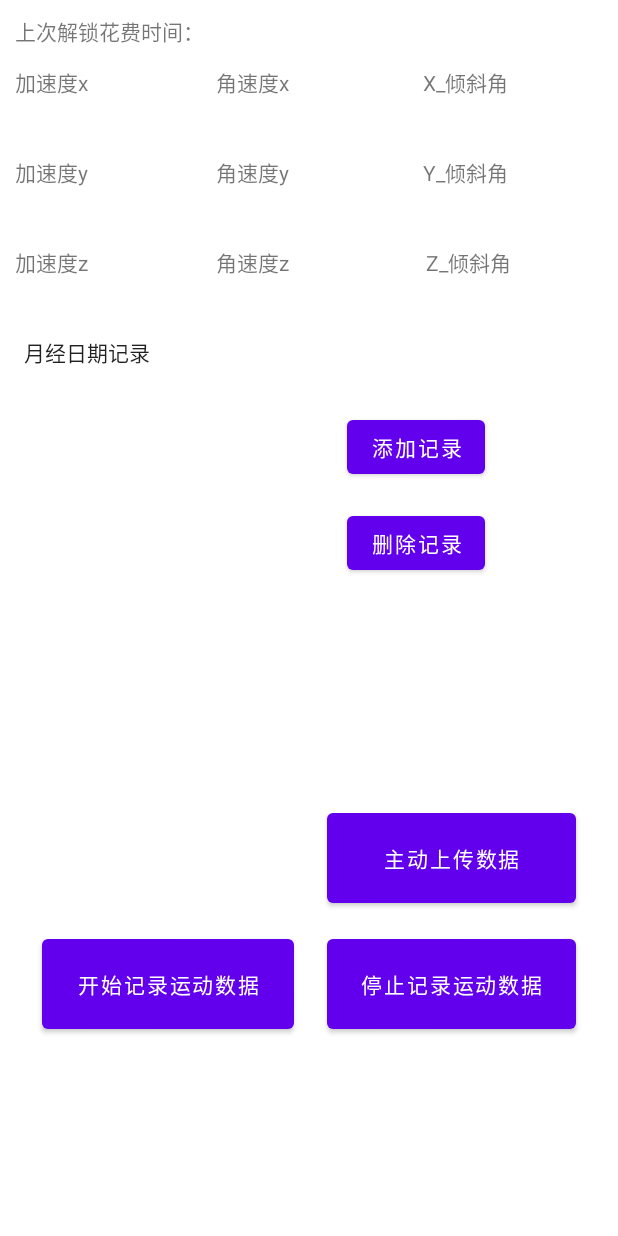
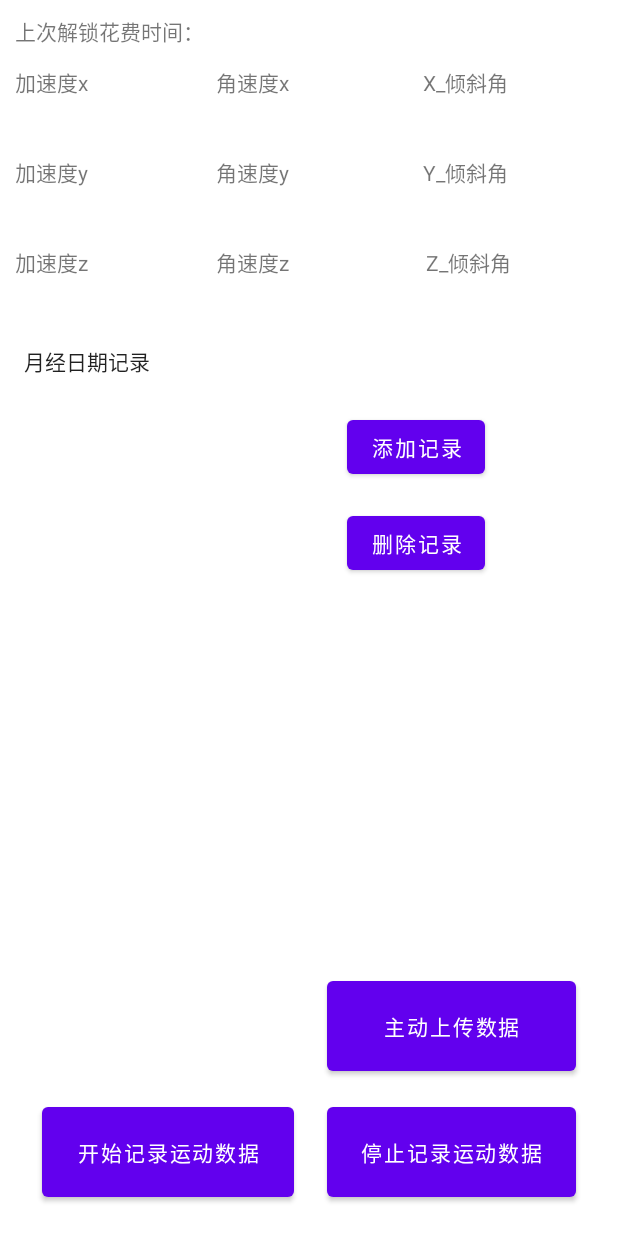
Before and after one commit to thomas10011/SmartSensing, an Android app: the layout activity_main.xml on its own in the app's theme, with its tools: preview values and no code run, on a phone screen of 412 x 824 dp. Run offline under Robolectric (Android 15) with nearby library versions, the light colour scheme and no system bars.

Commit message:
优化文件上传效率，已上传过的文件不会再次上传； 修复页面按钮错位的bug

```diff
--- a/app/src/main/java/cn/edu/whu/smartsensing/service/UploadService.java
+++ b/app/src/main/java/cn/edu/whu/smartsensing/service/UploadService.java
@@ -54,7 +54,8 @@ public class UploadService extends Service {
 //            alarmManager.set(AlarmManager.RTC_WAKEUP, calendar.getTimeInMillis(), pIntent);
 //        }
         Log.i(tag, "开始定时上传任务...");
-        UploadUtil.uploadSensorData();
+        UploadUtil.execUploadData("acceleration");
+        UploadUtil.uploadMcFile();
         AlarmUtil.getInstance(getApplicationContext()).getUpAlarmManagerWorkOnOthers();
 
         return super.onStartCommand(intent, flags, startId);
--- a/app/src/main/res/layout/activity_main.xml
+++ b/app/src/main/res/layout/activity_main.xml
@@ -115,21 +115,21 @@
         android:layout_width="168dp"
         android:layout_height="72dp"
         android:layout_marginStart="28dp"
-        android:layout_marginTop="620dp"
+        android:layout_marginBottom="20dp"
         android:text="@string/startRecord"
+        app:layout_constraintBottom_toBottomOf="parent"
         app:layout_constraintStart_toStartOf="parent"
-        app:layout_constraintTop_toTopOf="parent"
         tools:ignore="MissingConstraints" />
 
     <Button
         android:id="@+id/bt_stop"
         android:layout_width="166dp"
         android:layout_height="72dp"
-        android:layout_marginTop="620dp"
         android:layout_marginEnd="28dp"
+        android:layout_marginBottom="20dp"
         android:text="@string/stopRecord"
+        app:layout_constraintBottom_toBottomOf="parent"
         app:layout_constraintEnd_toEndOf="parent"
-        app:layout_constraintTop_toTopOf="parent"
         tools:ignore="MissingConstraints" />
 
     <Button
@@ -157,15 +157,15 @@
     <ListView
         android:id="@+id/recordList"
         android:layout_width="191dp"
-        android:layout_height="322dp"
+        android:layout_height="348dp"
         android:layout_marginStart="16dp"
-        android:layout_marginTop="34dp"
-        android:layout_marginBottom="18dp"
+        android:layout_marginTop="12dp"
+        android:layout_marginBottom="43dp"
         android:choiceMode="singleChoice"
         app:layout_constraintBottom_toTopOf="@+id/bt_start"
         app:layout_constraintStart_toStartOf="parent"
-        app:layout_constraintTop_toBottomOf="@+id/tvz"
-        app:layout_constraintVertical_bias="0.437" />
+        app:layout_constraintTop_toBottomOf="@+id/mctext"
+        app:layout_constraintVertical_bias="0.0" />
 
     <Button
         android:id="@+id/add_record"
@@ -197,10 +197,8 @@
         android:layout_height="32dp"
         android:layout_marginStart="16dp"
         android:layout_marginTop="16dp"
-        android:layout_marginBottom="12dp"
         android:text="月经日期记录"
         android:textAppearance="@style/TextAppearance.AppCompat.Body1"
-        app:layout_constraintBottom_toTopOf="@+id/recordList"
         app:layout_constraintStart_toStartOf="parent"
         app:layout_constraintTop_toBottomOf="@+id/tvz" />
 
--- a/app/src/main/res/values/strings.xml
+++ b/app/src/main/res/values/strings.xml
@@ -1,5 +1,5 @@
 <resources>
-    <string name="app_name">SmartSensing</string>
+    <string name="app_name">MC-Tracking V1.1</string>
     <string name="textview">TextView</string>
 
     <string name="accelerationX">X_加速度</string>
```
Also changed, not shown: app/src/main/java/cn/edu/whu/smartsensing/MainActivity.java (+18 -12 lines), app/src/main/java/cn/edu/whu/smartsensing/service/FileListCallbackService.java (added, +47 -0 lines), app/src/main/java/cn/edu/whu/smartsensing/util/FileUtil.java (+41 -1 lines), app/src/main/java/cn/edu/whu/smartsensing/util/UploadUtil.java (+71 -20 lines).
